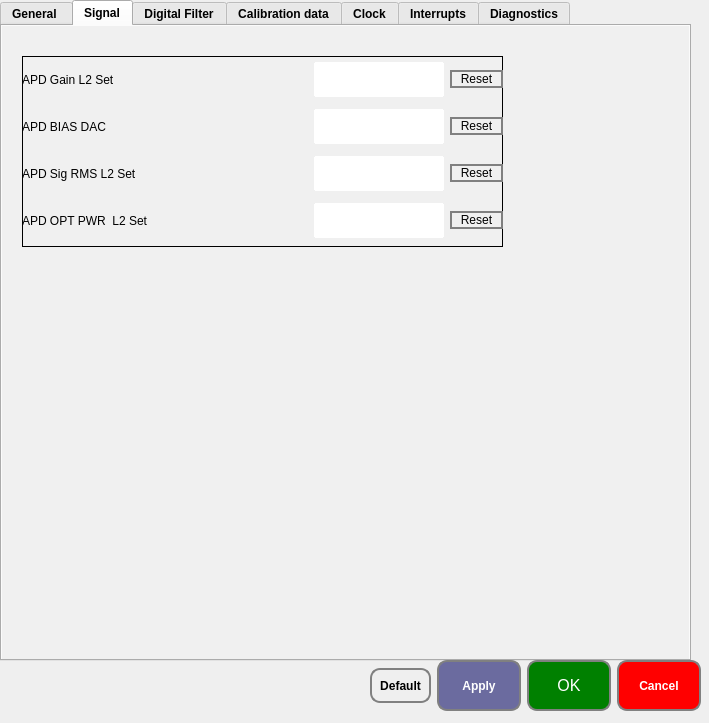
This is ECA_SOLEIL_ZMI4104C/settingsform.ui in guepy/ECA_ZMI4104C_main as Qt 5 draws it before an edit. The edited form follows.
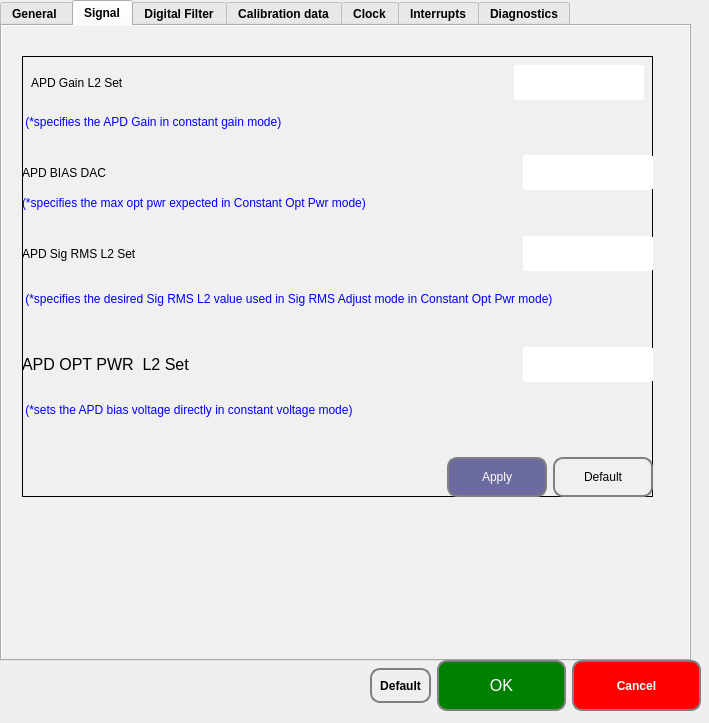
This is the edited form. The open tabs and pages were chosen to show the change. Icons and pictures are not drawn.

```diff
--- a/ECA_SOLEIL_ZMI4104C/settingsform.ui
+++ b/ECA_SOLEIL_ZMI4104C/settingsform.ui
@@ -298,22 +298,36 @@
       <rect>
        <x>20</x>
        <y>30</y>
-       <width>481</width>
-       <height>191</height>
+       <width>631</width>
+       <height>441</height>
       </rect>
      </property>
      <property name="styleSheet">
       <string notr="true">#vWidget{
 border: 1px solid;
+}
+#QPushButton, #QToolButton{
+font: 75 12pt &quot;MS Shell Dlg 2&quot;;
+border: 2px solid gray;
+padding: 0 8px;
+border-radius:10px;
+text-align: center;
 }</string>
      </property>
      <layout class="QVBoxLayout" name="verticalLayout">
       <item>
+       <widget class="QWidget" name="" native="true">
+        <property name="sizePolicy">
+         <sizepolicy hsizetype="Preferred" vsizetype="Fixed">
+          <horstretch>0</horstretch>
+          <verstretch>0</verstretch>
+         </sizepolicy>
+        </property>
        <layout class="QHBoxLayout" name="horizontalLayout">
         <item>
          <widget class="QLabel" name="label_3">
           <property name="text">
-           <string>APD Gain L2 Set</string>
+            <string>APD Gain L2 Set </string>
           </property>
          </widget>
         </item>
@@ -346,21 +360,48 @@
           </property>
          </widget>
         </item>
-        <item>
-         <widget class="QPushButton" name="pushButton">
-          <property name="text">
-           <string>Reset</string>
-          </property>
-         </widget>
-        </item>
-       </layout>
+        </layout>
+       </widget>
+      </item>
+      <item>
+       <widget class="QLabel" name="label_5">
+        <property name="sizePolicy">
+         <sizepolicy hsizetype="Preferred" vsizetype="Fixed">
+          <horstretch>0</horstretch>
+          <verstretch>0</verstretch>
+         </sizepolicy>
+        </property>
+        <property name="styleSheet">
+         <string notr="true">font: 10pt &quot;MS Shell Dlg 2&quot;;
+color:rgb(0, 0, 255);</string>
+        </property>
+        <property name="text">
+         <string> (*specifies the APD Gain in constant gain mode)</string>
+        </property>
+       </widget>
+      </item>
+      <item>
+       <spacer name="verticalSpacer">
+        <property name="orientation">
+         <enum>Qt::Vertical</enum>
+        </property>
+        <property name="sizeType">
+         <enum>QSizePolicy::Fixed</enum>
+        </property>
+        <property name="sizeHint" stdset="0">
+         <size>
+          <width>20</width>
+          <height>20</height>
+         </size>
+        </property>
+       </spacer>
       </item>
       <item>
        <layout class="QHBoxLayout" name="horizontalLayout_2">
         <item>
          <widget class="QLabel" name="label_2">
           <property name="text">
-           <string>APD BIAS DAC</string>
+           <string>APD BIAS DAC </string>
           </property>
          </widget>
         </item>
@@ -369,9 +410,12 @@
           <property name="orientation">
            <enum>Qt::Horizontal</enum>
           </property>
+          <property name="sizeType">
+           <enum>QSizePolicy::Fixed</enum>
+          </property>
           <property name="sizeHint" stdset="0">
            <size>
-            <width>40</width>
+            <width>70</width>
             <height>20</height>
            </size>
           </property>
@@ -393,15 +437,41 @@
           </property>
          </widget>
         </item>
-        <item>
-         <widget class="QPushButton" name="pushButton_3">
-          <property name="text">
-           <string>Reset</string>
-          </property>
-         </widget>
-        </item>
        </layout>
       </item>
+      <item>
+       <widget class="QLabel" name="label_34">
+        <property name="sizePolicy">
+         <sizepolicy hsizetype="Preferred" vsizetype="Fixed">
+          <horstretch>0</horstretch>
+          <verstretch>0</verstretch>
+         </sizepolicy>
+        </property>
+        <property name="styleSheet">
+         <string notr="true">font: 10pt &quot;MS Shell Dlg 2&quot;;
+color:rgb(0, 0, 255);</string>
+        </property>
+        <property name="text">
+         <string>(*specifies the max opt pwr expected in Constant Opt Pwr mode)</string>
+        </property>
+       </widget>
+      </item>
+      <item>
+       <spacer name="verticalSpacer_2">
+        <property name="orientation">
+         <enum>Qt::Vertical</enum>
+        </property>
+        <property name="sizeType">
+         <enum>QSizePolicy::Fixed</enum>
+        </property>
+        <property name="sizeHint" stdset="0">
+         <size>
+          <width>20</width>
+          <height>20</height>
+         </size>
+        </property>
+       </spacer>
+      </item>
       <item>
        <layout class="QHBoxLayout" name="horizontalLayout_3">
         <item>
@@ -440,19 +510,48 @@
           </property>
          </widget>
         </item>
-        <item>
-         <widget class="QPushButton" name="pushButton_4">
-          <property name="text">
-           <string>Reset</string>
-          </property>
-         </widget>
-        </item>
        </layout>
       </item>
+      <item>
+       <widget class="QLabel" name="label_35">
+        <property name="styleSheet">
+         <string notr="true">font: 10pt &quot;MS Shell Dlg 2&quot;;
+color:rgb(0, 0, 255);</string>
+        </property>
+        <property name="text">
+         <string> (*specifies the desired Sig RMS L2 value used in Sig RMS Adjust mode in Constant Opt Pwr mode)</string>
+        </property>
+       </widget>
+      </item>
+      <item>
+       <spacer name="verticalSpacer_3">
+        <property name="orientation">
+         <enum>Qt::Vertical</enum>
+        </property>
+        <property name="sizeType">
+         <enum>QSizePolicy::Fixed</enum>
+        </property>
+        <property name="sizeHint" stdset="0">
+         <size>
+          <width>20</width>
+          <height>20</height>
+         </size>
+        </property>
+       </spacer>
+      </item>
       <item>
        <layout class="QHBoxLayout" name="horizontalLayout_4">
         <item>
-         <widget class="QLabel" name="label_5">
+         <widget class="QLabel" name="label_37">
+          <property name="font">
+           <font>
+            <family>MS Shell Dlg 2</family>
+            <pointsize>12</pointsize>
+            <weight>9</weight>
+            <italic>false</italic>
+            <bold>false</bold>
+           </font>
+          </property>
           <property name="text">
            <string>APD OPT PWR  L2 Set</string>
           </property>
@@ -463,9 +562,12 @@
           <property name="orientation">
            <enum>Qt::Horizontal</enum>
           </property>
+          <property name="sizeType">
+           <enum>QSizePolicy::Fixed</enum>
+          </property>
           <property name="sizeHint" stdset="0">
            <size>
-            <width>40</width>
+            <width>20</width>
             <height>20</height>
            </size>
           </property>
@@ -484,13 +586,92 @@
             <width>130</width>
             <height>35</height>
            </size>
+          </property>
+         </widget>
+        </item>
+       </layout>
+      </item>
+      <item>
+       <widget class="QLabel" name="label_36">
+        <property name="styleSheet">
+         <string notr="true">font: 10pt &quot;MS Shell Dlg 2&quot;;
+color:rgb(0, 0, 255);</string>
+        </property>
+        <property name="text">
+         <string> (*sets the APD bias voltage directly in constant voltage mode)</string>
+        </property>
+       </widget>
+      </item>
+      <item>
+       <spacer name="verticalSpacer_4">
+        <property name="orientation">
+         <enum>Qt::Vertical</enum>
+        </property>
+        <property name="sizeType">
+         <enum>QSizePolicy::Fixed</enum>
+        </property>
+        <property name="sizeHint" stdset="0">
+         <size>
+          <width>20</width>
+          <height>20</height>
+         </size>
+        </property>
+       </spacer>
+      </item>
+      <item>
+       <layout class="QHBoxLayout" name="horizontalLayout_32">
+        <item>
+         <spacer name="horizontalSpacer_33">
+          <property name="orientation">
+           <enum>Qt::Horizontal</enum>
+          </property>
+          <property name="sizeHint" stdset="0">
+           <size>
+            <width>40</width>
+            <height>20</height>
+           </size>
+          </property>
+         </spacer>
+        </item>
+        <item>
+         <widget class="QPushButton" name="pushButton_10">
+          <property name="sizePolicy">
+           <sizepolicy hsizetype="Fixed" vsizetype="Fixed">
+            <horstretch>0</horstretch>
+            <verstretch>0</verstretch>
+           </sizepolicy>
+          </property>
+          <property name="minimumSize">
+           <size>
+            <width>100</width>
+            <height>40</height>
+           </size>
+          </property>
+          <property name="styleSheet">
+           <string notr="true">background: rgb(107, 107, 159);
+color: white;</string>
+          </property>
+          <property name="text">
+           <string>Apply</string>
           </property>
          </widget>
         </item>
         <item>
          <widget class="QPushButton" name="pushButton_6">
+          <property name="sizePolicy">
+           <sizepolicy hsizetype="Minimum" vsizetype="Fixed">
+            <horstretch>0</horstretch>
+            <verstretch>0</verstretch>
+           </sizepolicy>
+          </property>
+          <property name="minimumSize">
+           <size>
+            <width>100</width>
+            <height>40</height>
+           </size>
+          </property>
           <property name="text">
-           <string>Reset</string>
+           <string>Default</string>
           </property>
          </widget>
         </item>
@@ -1772,23 +1953,6 @@
       </property>
      </widget>
     </item>
-    <item>
-     <widget class="QPushButton" name="pushButton_2">
-      <property name="sizePolicy">
-       <sizepolicy hsizetype="Expanding" vsizetype="Expanding">
-        <horstretch>0</horstretch>
-        <verstretch>0</verstretch>
-       </sizepolicy>
-      </property>
-      <property name="styleSheet">
-       <string notr="true">background: rgb(107, 107, 159);
-color: white;</string>
-      </property>
-      <property name="text">
-       <string>Apply</string>
-      </property>
-     </widget>
-    </item>
     <item>
      <widget class="QPushButton" name="StartButton">
       <property name="sizePolicy">
```
Left out of the diff: 143 changed lines with no effect on the pictures. Lines whose indentation alone changed are shown as unchanged.
